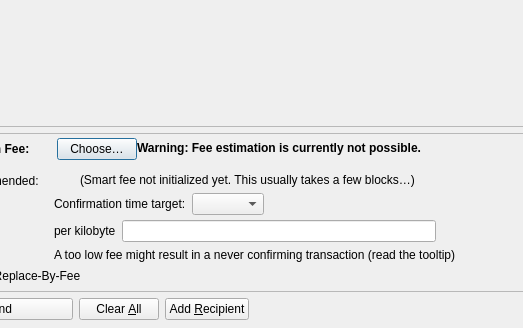
Old version of the form src/qt/forms/sendcoinsdialog.ui in the repository Digital-Reserve/DRIP; both pictures show x 88 to 611 and y 198 to 526 of the 850 by 526 pixel window.
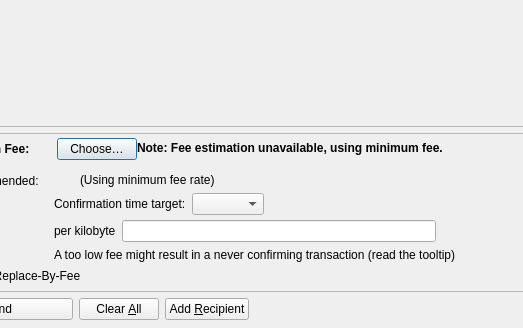
New version of the form. Icons and pictures are not drawn. Custom widgets are drawn as their Qt base class.

Commit message:
Fix GUI fee estimation and rename smallest unit to drop
- Set DEFAULT_FALLBACK_FEE to 1000 drops so transactions work immediately
  without waiting for fee estimation to initialize
- Rename smallest unit from drip to drop for clarity (DRIP = coin, drop = smallest unit)
- Improve fee warning messages to be more user-friendly
- Hide warning when using valid fallback fee

```diff
--- a/src/qt/forms/sendcoinsdialog.ui
+++ b/src/qt/forms/sendcoinsdialog.ui
@@ -748,7 +748,7 @@
             </font>
             </property>
             <property name="text">
-             <string>Warning: Fee estimation is currently not possible.</string>
+             <string>Note: Fee estimation unavailable, using minimum fee.</string>
             </property>
             <property name="wordWrap">
              <bool>false</bool>
@@ -968,7 +968,7 @@
                  <item>
                   <widget class="QLabel" name="labelSmartFee2">
                    <property name="text">
-                    <string>(Smart fee not initialized yet. This usually takes a few blocks…)</string>
+                    <string>(Using minimum fee rate)</string>
                    </property>
                   </widget>
                  </item>
```
Left out of the diff: 4 changed lines with no effect on the pictures. The commit also changes 9 other files.
